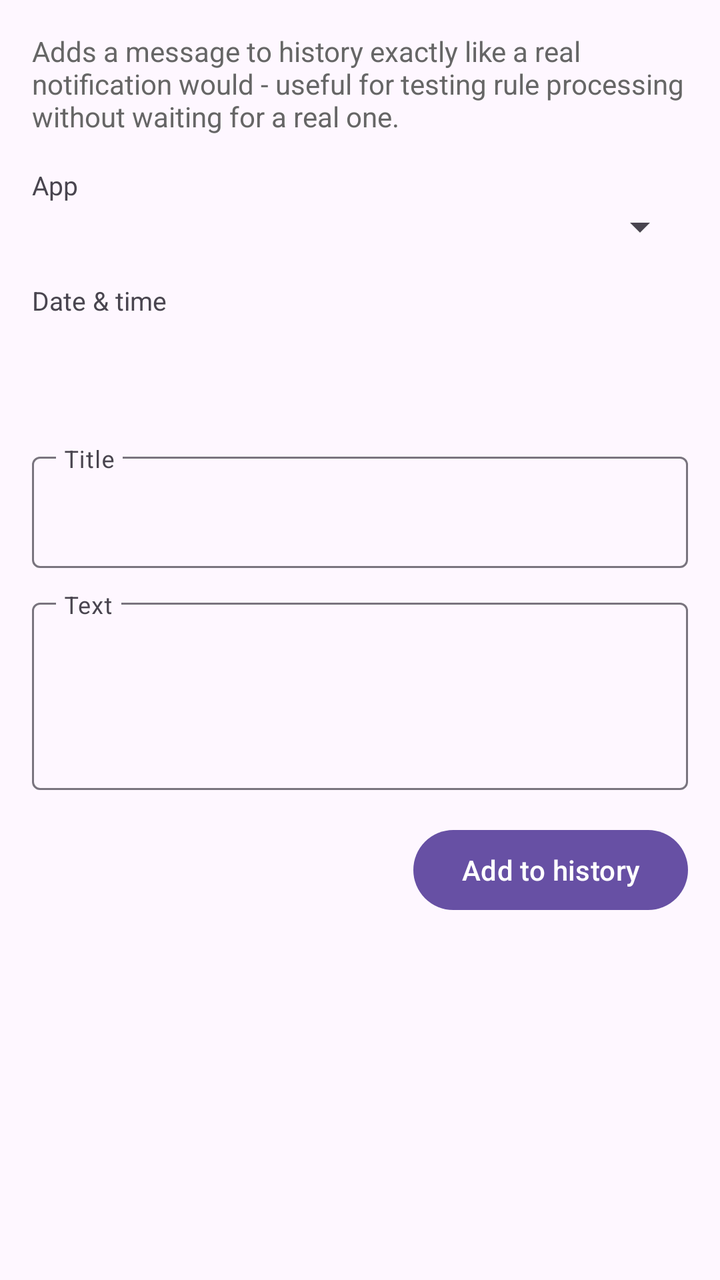
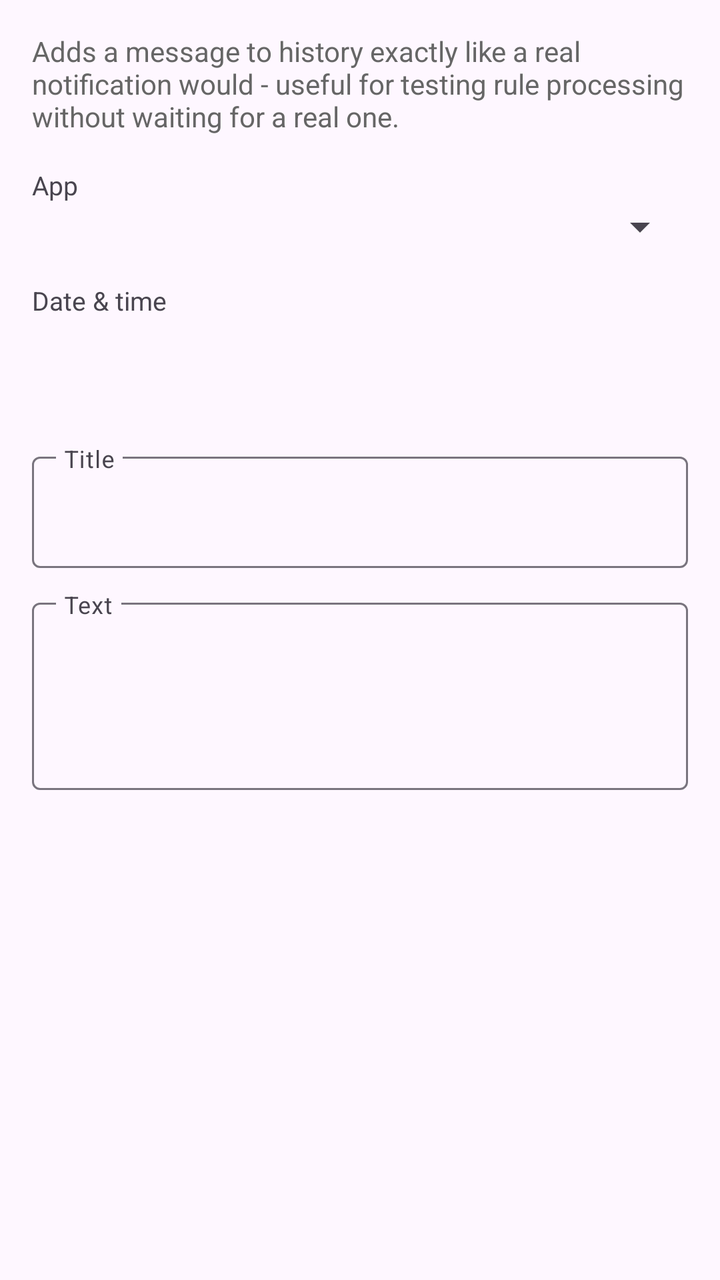

The first picture is an Android layout as it rendered before a commit; the second is the same layout after the commit. The layout source and the unified diff follow.
<!-- AndroidManifest.xml: application theme Theme.FfNotifyImporter -->
<!-- res/layout/fragment_add_test_message.xml -->
<?xml version="1.0" encoding="utf-8"?>
<ScrollView xmlns:android="http://schemas.android.com/apk/res/android"
    xmlns:app="http://schemas.android.com/apk/res-auto"
    android:layout_width="match_parent"
    android:layout_height="match_parent">

    <LinearLayout
        android:layout_width="match_parent"
        android:layout_height="wrap_content"
        android:orientation="vertical"
        android:padding="16dp">

        <TextView
            android:layout_width="match_parent"
            android:layout_height="wrap_content"
            android:layout_marginBottom="16dp"
            android:text="@string/add_test_message_explanation"
            android:textColor="#666666" />

        <TextView
            android:id="@+id/noMonitoredAppsText"
            android:layout_width="match_parent"
            android:layout_height="wrap_content"
            android:layout_marginBottom="16dp"
            android:text="@string/add_test_message_no_apps"
            android:visibility="gone" />

        <TextView
            android:layout_width="match_parent"
            android:layout_height="wrap_content"
            android:text="@string/add_test_message_app_label"
            android:textSize="13sp" />

        <Spinner
            android:id="@+id/appSpinner"
            android:layout_width="match_parent"
            android:layout_height="wrap_content"
            android:layout_marginBottom="16dp" />

        <TextView
            android:layout_width="match_parent"
            android:layout_height="wrap_content"
            android:text="@string/add_test_message_datetime_label"
            android:textSize="13sp" />

        <Button
            android:id="@+id/dateTimeButton"
            style="?attr/borderlessButtonStyle"
            android:layout_width="wrap_content"
            android:layout_height="wrap_content"
            android:layout_marginBottom="16dp"
            android:minWidth="0dp"
            android:paddingStart="0dp"
            android:textAllCaps="false" />

        <com.google.android.material.textfield.TextInputLayout
            android:layout_width="match_parent"
            android:layout_height="wrap_content"
            android:layout_marginBottom="12dp"
            android:hint="@string/add_test_message_title_label"
            app:expandedHintEnabled="false">

            <com.google.android.material.textfield.TextInputEditText
                android:id="@+id/titleInput"
                android:layout_width="match_parent"
                android:layout_height="wrap_content" />

        </com.google.android.material.textfield.TextInputLayout>

        <com.google.android.material.textfield.TextInputLayout
            android:layout_width="match_parent"
            android:layout_height="wrap_content"
            android:layout_marginBottom="16dp"
            android:hint="@string/add_test_message_text_label"
            app:expandedHintEnabled="false">

            <com.google.android.material.textfield.TextInputEditText
                android:id="@+id/textInput"
                android:layout_width="match_parent"
                android:layout_height="wrap_content"
                android:gravity="top"
                android:inputType="textMultiLine"
                android:minLines="3" />

        </com.google.android.material.textfield.TextInputLayout>

        <Button
            android:id="@+id/addButton"
            android:layout_width="wrap_content"
            android:layout_height="wrap_content"
            android:layout_gravity="end"
            android:text="@string/add_test_message_add_button" />

    </LinearLayout>

</ScrollView>
<!-- resources referenced by this layout -->
<resources>
  <string name="add_test_message_add_button">Add to history</string>
  <string name="add_test_message_app_label">App</string>
  <string name="add_test_message_datetime_label">Date &amp; time</string>
  <string name="add_test_message_explanation">Adds a message to history exactly like a real notification would - useful for testing rule processing without waiting for a real one.</string>
  <string name="add_test_message_no_apps">No monitored apps yet. Pick at least one in Monitored apps first.</string>
  <string name="add_test_message_text_label">Text</string>
  <string name="add_test_message_title_label">Title</string>
  <style name="Theme.FfNotifyImporter" parent="Theme.Material3.DayNight.NoActionBar" />
</resources>

<!-- the commit's change to res/layout/fragment_add_test_message.xml (unified diff, before → after) -->
@@ -84,13 +84,6 @@
 
         </com.google.android.material.textfield.TextInputLayout>
 
-        <Button
-            android:id="@+id/addButton"
-            android:layout_width="wrap_content"
-            android:layout_height="wrap_content"
-            android:layout_gravity="end"
-            android:text="@string/add_test_message_add_button" />
-
     </LinearLayout>
 
 </ScrollView>
<!-- resource entries referenced after the edit -->
@@ -1,6 +1,5 @@
 <!-- resources referenced by this layout -->
 <resources>
-  <string name="add_test_message_add_button">Add to history</string>
   <string name="add_test_message_app_label">App</string>
   <string name="add_test_message_datetime_label">Date &amp; time</string>
   <string name="add_test_message_explanation">Adds a message to history exactly like a real notification would - useful for testing rule processing without waiting for a real one.</string>
